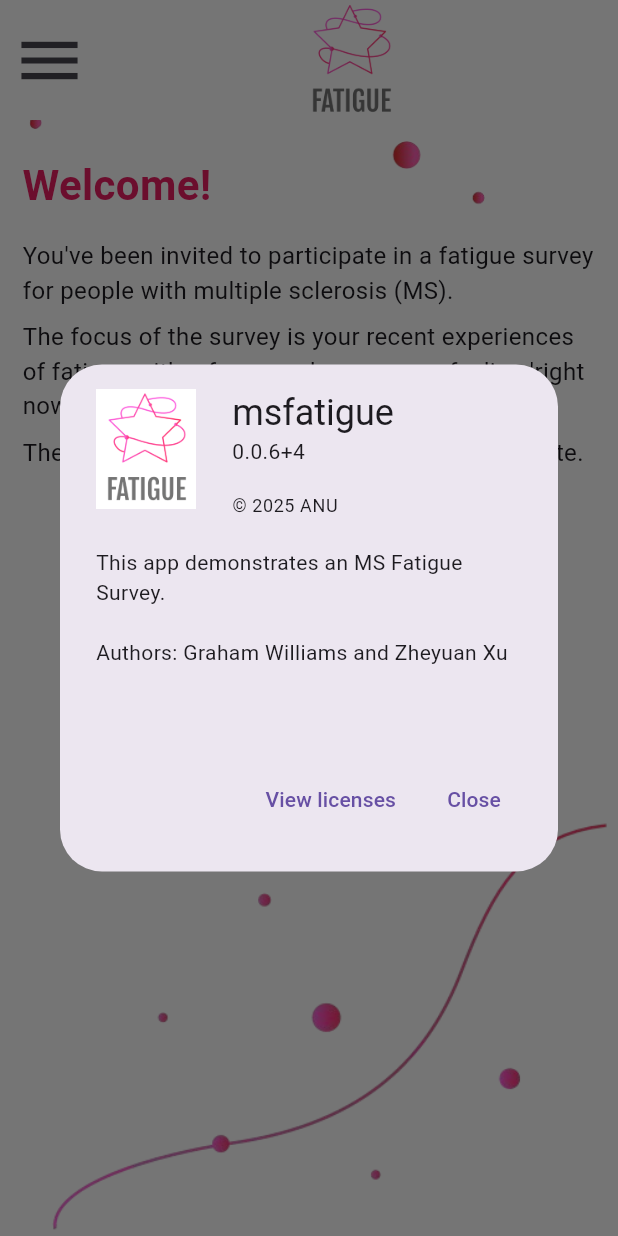
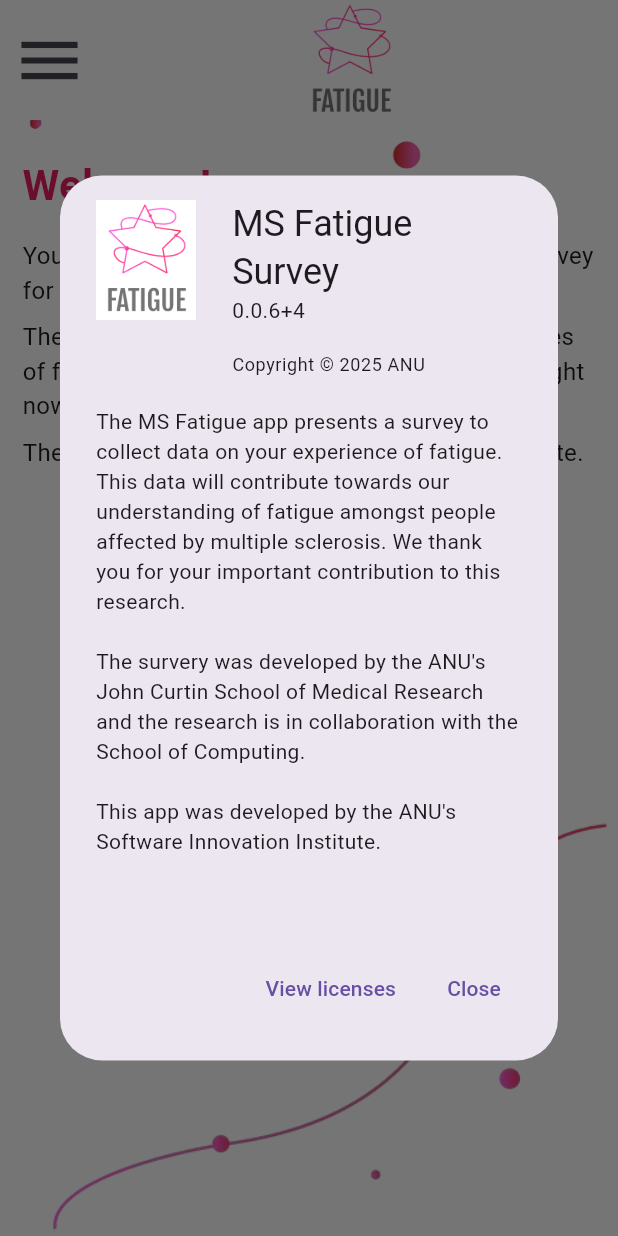
Before and after one commit to anusii/msfatigue, a Flutter app: the screen it shows after launch, in the side drawer, after a tap on "About the app", on a phone screen of 412 x 824 dp. Run offline on Flutter 3.47's test engine with Material 3 defaults, Android fonts, the phone set to English and light mode, and no system bars; drawn by our look-alikes of flutter_markdown; our stand-ins replace equatable, flutter_bloc, gap, package_info_plus, shared_preferences, universal_io; missing offline and left inert: rdflib, solidpod, window_manager.

Commit message:
Update ABOUT.

```diff
--- a/lib/widgets/drawer/side_drawer.dart
+++ b/lib/widgets/drawer/side_drawer.dart
@@ -159,14 +159,18 @@ class _SideDrawerState extends State<SideDrawer> {
                   showAboutDialog(
                     context: context,
                     applicationIcon: iconImage,
-                    applicationName: _appName,
+                    applicationName: 'MS Fatigue Survey',
                     applicationVersion: _appVersion,
-                    applicationLegalese: '© 2025 ANU',
+                    applicationLegalese: 'Copyright © 2025 ANU',
                     children: [
                       const Text(
-                        "\nThis app demonstrates an MS Fatigue Survey.\n\n"
-                        "Authors: Graham Williams and Zheyuan Xu\n\n"
-                      ),
+                          "\nThe MS Fatigue app presents a survey to collect data on your experience of fatigue. "
+                          "This data will contribute towards our understanding of fatigue amongst people "
+                          "affected by multiple sclerosis. We thank you for your important contribution to "
+                          "this research.\n\n"
+                          "The survery was developed by the ANU's John Curtin School of Medical Research and the research is in "
+                          "collaboration with the School of Computing.\n\n"
+                          "This app was developed by the ANU's Software Innovation Institute.\n\n"),
                     ],
                   );
                 },
```
